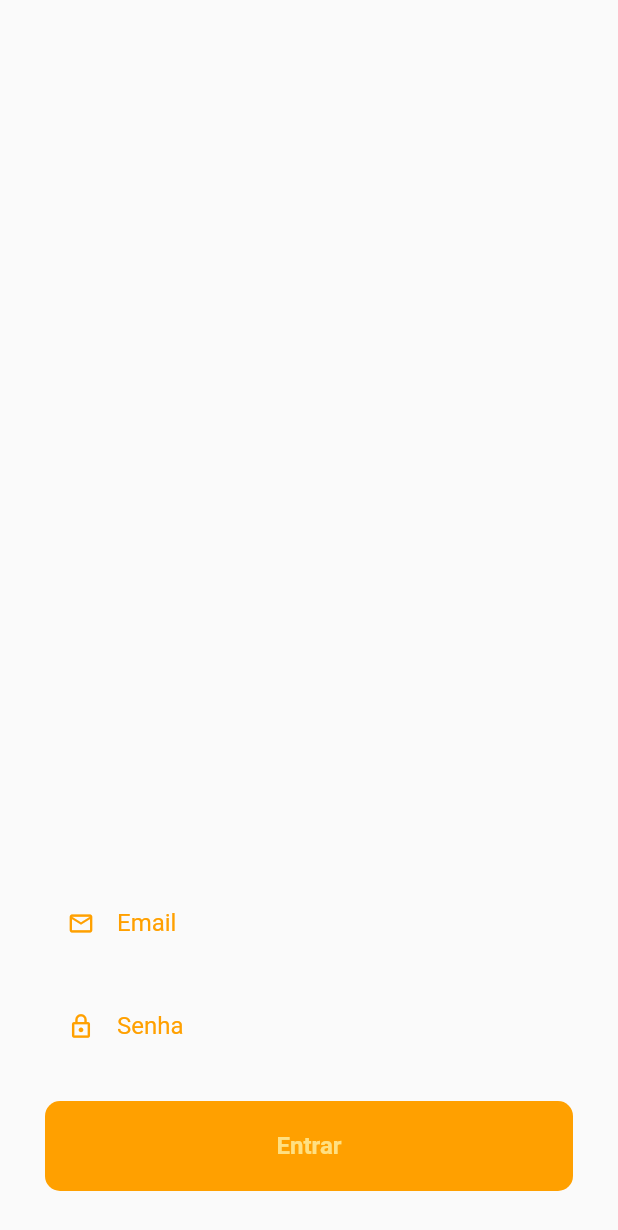
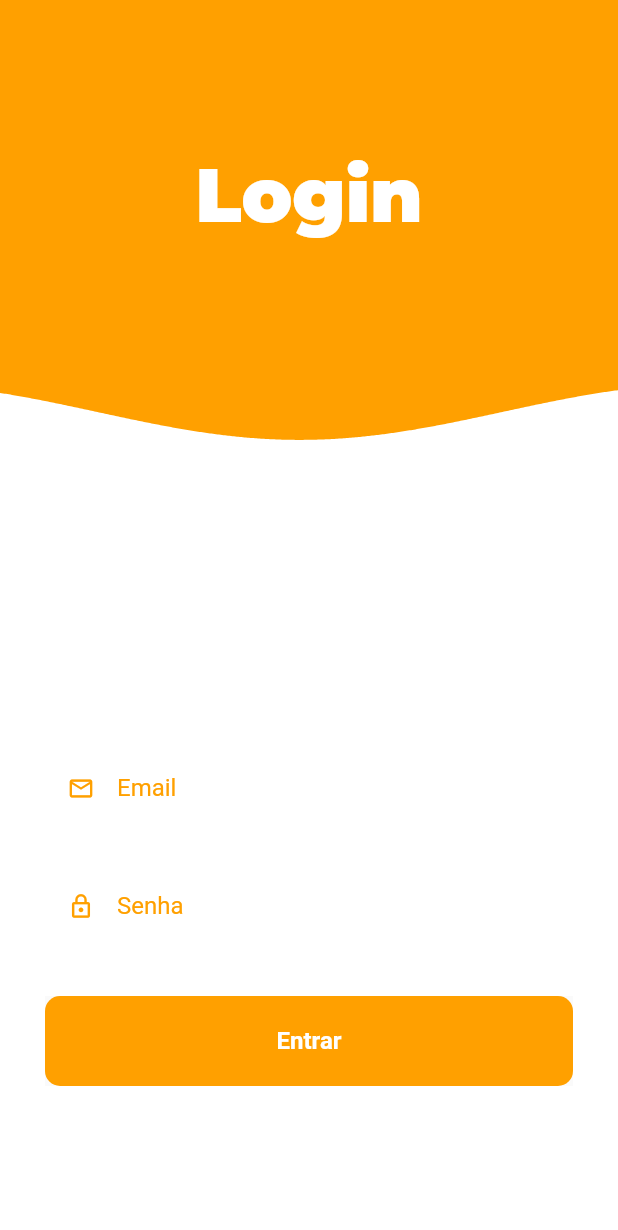
Before and after one commit to mariugo/unique_login, a Flutter app: the screen it shows after launch, on a phone screen of 412 x 824 dp. Shown: the top 1230 px of the screen. Run offline on Flutter 3.47's test engine with Material 2 defaults, Android fonts, the phone set to English and light mode, and no system bars; our stand-ins replace google_fonts.

```diff
--- a/lib/data/repositories_data/get_all_users_repository_data_imp.dart
+++ b/lib/data/repositories_data/get_all_users_repository_data_imp.dart
@@ -7,7 +7,7 @@ class GetAllUsersRepositoryDataImp implements GetAllUsersRepository {
   GetAllUsersRepositoryDataImp(this._getAllUsersRepository);
 
   @override
-  Future<List<UserEntity>> call() async {
-    return await _getAllUsersRepository();
+  List<UserEntity> call() {
+    return _getAllUsersRepository();
   }
 }
--- a/lib/domain/entities/user_entity.dart
+++ b/lib/domain/entities/user_entity.dart
@@ -1,5 +1,5 @@
 class UserEntity {
-  final int id;
+  final int? id;
   final String name;
   final String username;
   final String email;
@@ -7,7 +7,7 @@ class UserEntity {
   final String website;
 
   UserEntity({
-    required this.id,
+    this.id,
     required this.name,
     required this.username,
     required this.email,
--- a/lib/domain/repositories/get_all_users_repository.dart
+++ b/lib/domain/repositories/get_all_users_repository.dart
@@ -1,5 +1,5 @@
 import '/domain/entities/user_entity.dart';
 
 abstract class GetAllUsersRepository {
-  Future<List<UserEntity>> call();
+  List<UserEntity> call();
 }
--- a/lib/presentation/ui/screens/home_view.dart
+++ b/lib/presentation/ui/screens/home_view.dart
@@ -1,9 +1,13 @@
 import 'package:flutter/material.dart';
-import 'package:unique_login/presentation/ui/screens/users_list.dart';
-import 'package:unique_login/presentation/ui/widgets/button_widget.dart';
-import 'package:unique_login/presentation/ui/widgets/custom_input_field.dart';
-import 'package:unique_login/usecases/login_user/log_in_user_imp.dart';
-import 'package:unique_login/usecases/login_user/log_in_user_usecase.dart';
+import 'package:google_fonts/google_fonts.dart';
+
+import '/presentation/ui/theme/design_system.dart';
+import '/presentation/ui/widgets/wave_widget.dart';
+import '/presentation/ui/screens/users_list.dart';
+import '/presentation/ui/widgets/button_widget.dart';
+import '/presentation/ui/widgets/custom_input_field.dart';
+import '/usecases/login_user/log_in_user_imp.dart';
+import '/usecases/login_user/log_in_user_usecase.dart';
 
 class HomeView extends StatefulWidget {
   const HomeView({Key? key}) : super(key: key);
@@ -23,21 +27,56 @@ class _HomeViewState extends State<HomeView> {
       Navigator.of(context)
           .push(MaterialPageRoute(builder: (context) => const UsersList()));
     } else {
-      print('Error');
+      const snackBar = SnackBar(content: Text('Email ou senha inválidos'));
+      ScaffoldMessenger.of(context).showSnackBar(snackBar);
     }
   }
 
   @override
   Widget build(BuildContext context) {
+    final size = MediaQuery.of(context).size;
+    final bool keyboardOpen = MediaQuery.of(context).viewInsets.bottom > 0;
     return Scaffold(
-      body: Padding(
-        padding: const EdgeInsets.all(30.0),
+      body: Stack(
+        children: [
+          Container(
+            height: size.height - 200,
+            color: DesignSystem.primaryColor,
+          ),
+          AnimatedPositioned(
+            duration: const Duration(milliseconds: 500),
+            curve: Curves.easeOutQuad,
+            top: keyboardOpen ? -size.height / 3.7 : 0.0,
+            child: WaveWidget(
+              size: size,
+              yOffset: size.height / 3.0,
+              color: Colors.white,
+            ),
+          ),
+          Padding(
+            padding: const EdgeInsets.only(top: 100.0),
+            child: Row(
+              mainAxisAlignment: MainAxisAlignment.center,
+              children: [
+                Text(
+                  'Login',
+                  style: GoogleFonts.montserrat(
+                    color: Colors.white,
+                    fontSize: 50.0,
+                    fontWeight: FontWeight.w900,
+                  ),
+                ),
+              ],
+            ),
+          ),
+          Padding(
+            padding: const EdgeInsets.fromLTRB(30, 30, 30, 100),
             child: Column(
               mainAxisAlignment: MainAxisAlignment.end,
               children: [
                 _loginForm(),
                 const SizedBox(
-              height: 20,
+                  height: 30,
                 ),
                 ButtonWidget(
                   title: 'Entrar',
@@ -47,9 +86,12 @@ class _HomeViewState extends State<HomeView> {
                       _loginFormKey.currentState!.save();
                       _loginUser(_email!, _password!);
                     }
-                }),
+                  },
+                ),
               ],
             ),
+          ),
+        ],
       ),
     );
   }
@@ -72,7 +114,7 @@ class _HomeViewState extends State<HomeView> {
                 r"^[a-zA-Z0-9.a-zA-Z0-9.!#$%&'*+-/=?^_`{|}~]+@[a-zA-Z0-9]+\.[a-zA-Z]+",
           ),
           const SizedBox(
-            height: 10,
+            height: 20,
           ),
           CustomInputField(
             labelText: 'Senha',
--- a/lib/presentation/ui/widgets/button_widget.dart
+++ b/lib/presentation/ui/widgets/button_widget.dart
@@ -1,5 +1,5 @@
 import 'package:flutter/material.dart';
-import 'package:unique_login/presentation/ui/theme/design_system.dart';
+import '/presentation/ui/theme/design_system.dart';
 
 class ButtonWidget extends StatelessWidget {
   final String title;
@@ -40,9 +40,7 @@ class ButtonWidget extends StatelessWidget {
               child: Text(
                 title,
                 style: TextStyle(
-                  color: hasBorder
-                      ? DesignSystem.primaryColor
-                      : DesignSystem.secondaryColor,
+                  color: hasBorder ? DesignSystem.primaryColor : Colors.white,
                   fontWeight: FontWeight.w600,
                   fontSize: 16.0,
                 ),
--- /dev/null
+++ b/lib/presentation/ui/widgets/clipper_widget.dart
@@ -0,0 +1,22 @@
+import 'package:flutter/material.dart';
+
+class ClipperWidget extends CustomClipper<Path> {
+  final List<Offset> waveList;
+
+  ClipperWidget({
+    required this.waveList,
+  });
+
+  @override
+  getClip(Size size) {
+    final Path path = Path();
+    path.addPolygon(waveList, false);
+    path.lineTo(size.width, size.height);
+    path.lineTo(0.0, size.height);
+    path.close();
+    return path;
+  }
+
+  @override
+  bool shouldReclip(CustomClipper oldClipper) => true;
+}
--- a/lib/presentation/ui/widgets/custom_input_field.dart
+++ b/lib/presentation/ui/widgets/custom_input_field.dart
@@ -1,5 +1,6 @@
 import 'package:flutter/material.dart';
-import 'package:unique_login/presentation/ui/theme/design_system.dart';
+
+import '/presentation/ui/theme/design_system.dart';
 
 class CustomInputField extends StatelessWidget {
   final String labelText;
--- /dev/null
+++ b/lib/presentation/ui/widgets/wave_widget.dart
@@ -0,0 +1,78 @@
+import 'dart:math' as math;
+import 'package:flutter/material.dart';
+
+import 'clipper_widget.dart';
+
+class WaveWidget extends StatefulWidget {
+  final Size size;
+  final double yOffset;
+  final Color color;
+
+  const WaveWidget({
+    Key? key,
+    required this.size,
+    required this.yOffset,
+    required this.color,
+  }) : super(key: key);
+
+  @override
+  _WaveWidgetState createState() => _WaveWidgetState();
+}
+
+class _WaveWidgetState extends State<WaveWidget> with TickerProviderStateMixin {
+  late AnimationController animationController;
+  List<Offset> wavePoints = [];
+
+  @override
+  void initState() {
+    super.initState();
+
+    animationController = AnimationController(
+        vsync: this, duration: const Duration(milliseconds: 5000))
+      ..addListener(() {
+        wavePoints.clear();
+
+        final double waveSpeed = animationController.value * 1080;
+        final double fullSphere = animationController.value * math.pi * 2;
+        final double normalizer = math.cos(fullSphere);
+        final double waveWidth = math.pi / 270;
+        const double waveHeight = 20.0;
+
+        for (int i = 0; i <= widget.size.width.toInt(); ++i) {
+          double calc = math.sin((waveSpeed - i) * waveWidth);
+          wavePoints.add(
+            Offset(
+              i.toDouble(), //X
+              calc * waveHeight * normalizer + widget.yOffset, //Y
+            ),
+          );
+        }
+      });
+    animationController.repeat();
+  }
+
+  @override
+  void dispose() {
+    animationController.dispose();
+    super.dispose();
+  }
+
+  @override
+  Widget build(BuildContext context) {
+    return AnimatedBuilder(
+      animation: animationController,
+      builder: (context, _) {
+        return ClipPath(
+          clipper: ClipperWidget(
+            waveList: wavePoints,
+          ),
+          child: Container(
+            width: widget.size.width,
+            height: widget.size.height,
+            color: widget.color,
+          ),
+        );
+      },
+    );
+  }
+}
--- a/lib/usecases/get_all_users/get_all_users_imp.dart
+++ b/lib/usecases/get_all_users/get_all_users_imp.dart
@@ -8,7 +8,7 @@ class GetAllUsersImp implements GetAllUsersUseCase {
   GetAllUsersImp(this._getAllUsersRepository);
 
   @override
-  Future<List<UserEntity>> call() async {
-    return await _getAllUsersRepository();
+  List<UserEntity> call() {
+    return _getAllUsersRepository();
   }
 }
--- a/lib/usecases/get_all_users/get_all_users_usecase.dart
+++ b/lib/usecases/get_all_users/get_all_users_usecase.dart
@@ -1,5 +1,5 @@
 import '/domain/entities/user_entity.dart';
 
 abstract class GetAllUsersUseCase {
-  Future<List<UserEntity>> call();
+  List<UserEntity> call();
 }
--- a/pubspec.yaml
+++ b/pubspec.yaml
@@ -35,7 +35,7 @@ dependencies:
   # Use with the CupertinoIcons class for iOS style icons.
   cupertino_icons: ^1.0.2
   http: ^0.13.4
-  provider: ^6.0.1
+  google_fonts: ^2.1.0
 
 dev_dependencies:
   flutter_test:
```
Also changed, not shown: lib/presentation/controllers/user_controller.dart (+7 -7 lines), lib/presentation/ui/screens/users_list.dart (+45 -3 lines), lib/presentation/ui/widgets/card_widget.dart (added, +55 -0 lines), pubspec.lock, 1 other file. Lines whose indentation alone changed are shown as unchanged.
